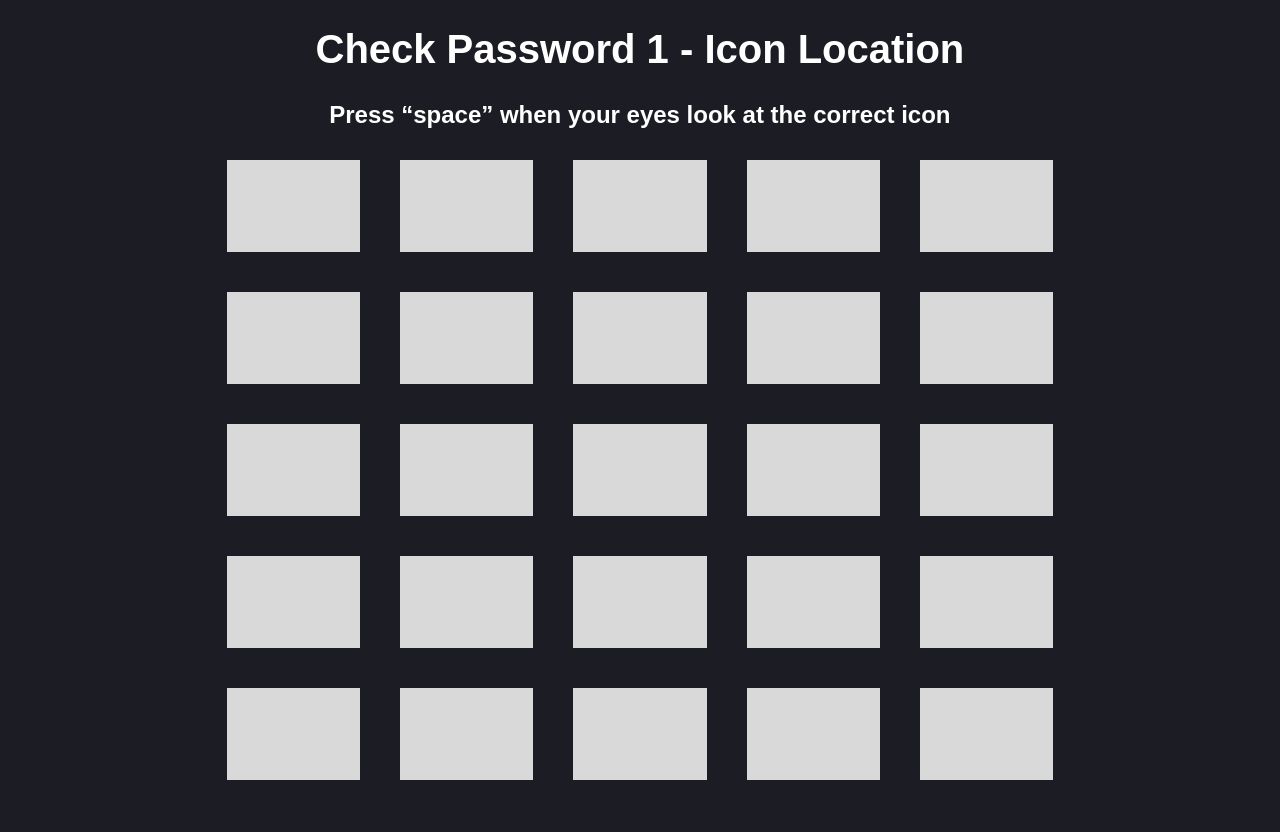
This is gui/assets/Password.ui in wisnupramoedya/Eye-Tracker-Password-PC as Qt 5 draws it before an edit. The edited form follows.
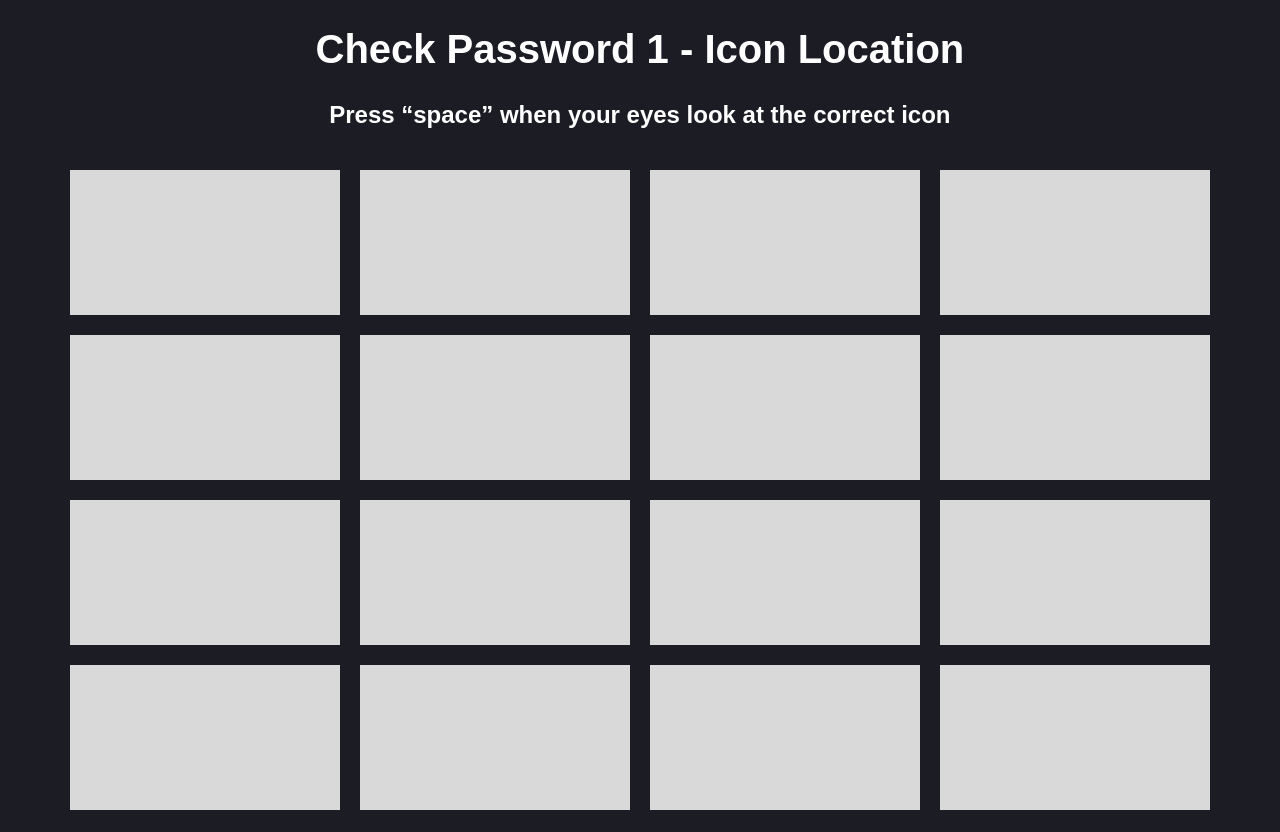
This is the edited form.

```diff
--- a/gui/assets/Password.ui
+++ b/gui/assets/Password.ui
@@ -71,10 +71,10 @@
    <widget class="QWidget" name="gridLayoutWidget">
     <property name="geometry">
      <rect>
-      <x>227</x>
-      <y>160</y>
-      <width>826</width>
-      <height>620</height>
+      <x>70</x>
+      <y>170</y>
+      <width>1140</width>
+      <height>640</height>
      </rect>
     </property>
     <layout class="QGridLayout" name="gridLayout" rowstretch="0,0,0,0,0">
@@ -82,18 +82,8 @@
       <enum>QLayout::SetDefaultConstraint</enum>
      </property>
      <property name="spacing">
-      <number>40</number>
+      <number>20</number>
      </property>
-     <item row="4" column="3">
-      <widget class="QLabel" name="gl_54">
-       <property name="styleSheet">
-        <string notr="true">background-color: rgb(217, 217, 217);</string>
-       </property>
-       <property name="text">
-        <string/>
-       </property>
-      </widget>
-     </item>
      <item row="0" column="0">
       <widget class="QLabel" name="gl_11">
        <property name="styleSheet">
@@ -164,26 +154,6 @@
        </property>
       </widget>
      </item>
-     <item row="4" column="0">
-      <widget class="QLabel" name="gl_51">
-       <property name="styleSheet">
-        <string notr="true">background-color: rgb(217, 217, 217);</string>
-       </property>
-       <property name="text">
-        <string/>
-       </property>
-      </widget>
-     </item>
-     <item row="4" column="2">
-      <widget class="QLabel" name="gl_53">
-       <property name="styleSheet">
-        <string notr="true">background-color: rgb(217, 217, 217);</string>
-       </property>
-       <property name="text">
-        <string/>
-       </property>
-      </widget>
-     </item>
      <item row="0" column="3">
       <widget class="QLabel" name="gl_14">
        <property name="styleSheet">
@@ -194,26 +164,6 @@
        </property>
       </widget>
      </item>
-     <item row="0" column="4">
-      <widget class="QLabel" name="gl_15">
-       <property name="styleSheet">
-        <string notr="true">background-color: rgb(217, 217, 217);</string>
-       </property>
-       <property name="text">
-        <string/>
-       </property>
-      </widget>
-     </item>
-     <item row="4" column="4">
-      <widget class="QLabel" name="gl_55">
-       <property name="styleSheet">
-        <string notr="true">background-color: rgb(217, 217, 217);</string>
-       </property>
-       <property name="text">
-        <string/>
-       </property>
-      </widget>
-     </item>
      <item row="0" column="2">
       <widget class="QLabel" name="gl_13">
        <property name="styleSheet">
@@ -294,46 +244,6 @@
        </property>
       </widget>
      </item>
-     <item row="2" column="4">
-      <widget class="QLabel" name="gl_35">
-       <property name="styleSheet">
-        <string notr="true">background-color: rgb(217, 217, 217);</string>
-       </property>
-       <property name="text">
-        <string/>
-       </property>
-      </widget>
-     </item>
-     <item row="4" column="1">
-      <widget class="QLabel" name="gl_52">
-       <property name="styleSheet">
-        <string notr="true">background-color: rgb(217, 217, 217);</string>
-       </property>
-       <property name="text">
-        <string/>
-       </property>
-      </widget>
-     </item>
-     <item row="3" column="4">
-      <widget class="QLabel" name="gl_45">
-       <property name="styleSheet">
-        <string notr="true">background-color: rgb(217, 217, 217);</string>
-       </property>
-       <property name="text">
-        <string/>
-       </property>
-      </widget>
-     </item>
-     <item row="1" column="4">
-      <widget class="QLabel" name="gl_25">
-       <property name="styleSheet">
-        <string notr="true">background-color: rgb(217, 217, 217);</string>
-       </property>
-       <property name="text">
-        <string/>
-       </property>
-      </widget>
-     </item>
     </layout>
    </widget>
   </widget>
```
